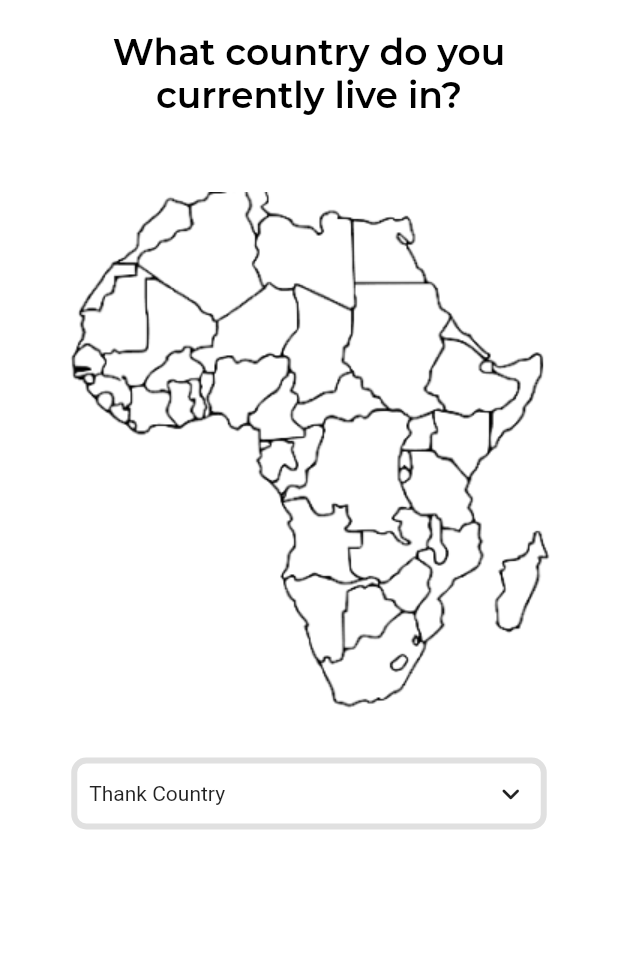
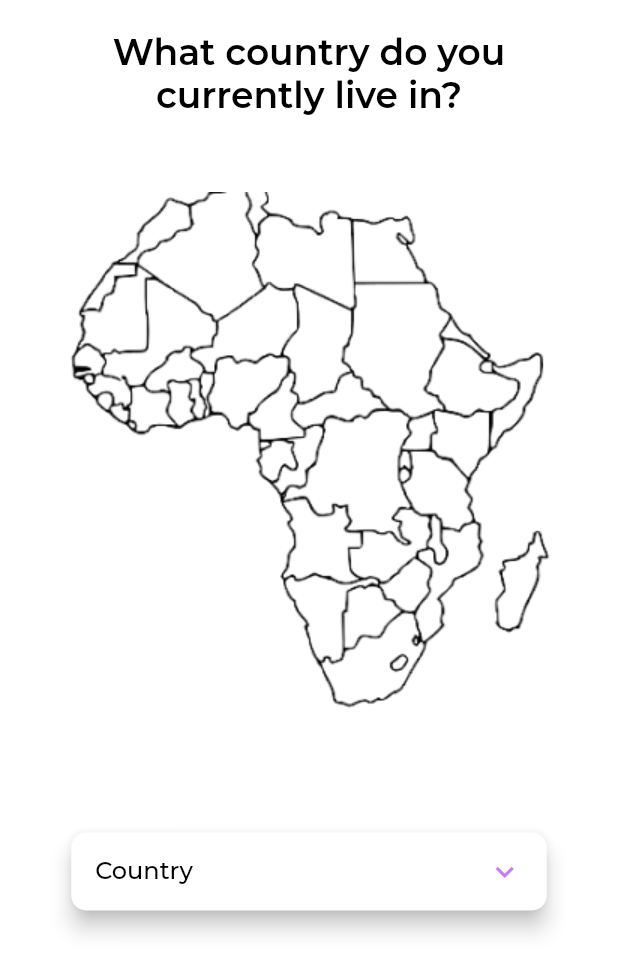
Before and after one commit to MaxTrent/immune_africa, a Flutter app: the CountryChoice screen opened directly, on a phone screen of 412 x 824 dp. Shown: the top 973 px of the screen. Run offline on Flutter 3.47's test engine with Material 2 defaults, Android fonts, the phone set to English and light mode, and no system bars; drawn by our look-alikes of csc_picker; our stand-ins replace country_picker, firebase_core, flutter_svg, google_fonts; accounts and stored records are empty.

Commit message:
new screens

```diff
--- a/lib/main.dart
+++ b/lib/main.dart
@@ -16,6 +16,7 @@ class MyApp extends StatelessWidget {
   @override
   Widget build(BuildContext context) {
     return MaterialApp(
+
       debugShowCheckedModeBanner: false,
       theme: appTheme.light,
       themeMode: ThemeMode.system,
--- a/lib/screens/country_choice.dart
+++ b/lib/screens/country_choice.dart
@@ -1,9 +1,18 @@
 import 'package:flutter/material.dart';
 import 'package:country_picker/country_picker.dart';
 import 'package:csc_picker/csc_picker.dart';
+import 'package:immune_africa/themes/appThemes.dart';
 
-class CountryChoice extends StatelessWidget {
-  const CountryChoice({super.key});
+class CountryChoice extends StatefulWidget {
+  CountryChoice({super.key});
+
+  @override
+  State<CountryChoice> createState() => _CountryChoiceState();
+}
+
+class _CountryChoiceState extends State<CountryChoice> {
+  String countryValue = '';
+  bool isCountrySelected = false;
 
   @override
   Widget build(BuildContext context) {
@@ -28,61 +37,8 @@ class CountryChoice extends StatelessWidget {
                   height: 50,
                 ),
                 Image.asset('assets/map.png'),
-              SizedBox(height: 20),
-              Expanded(
-                child: SizedBox(
-                  height: 52,
-                  width: 317,
-                  child: CSCPicker(
-                    showCities: false,
-                    showStates: false,
-                    onCountryChanged: (_){},
-                    countrySearchPlaceholder: "Country",
-                    countryDropdownLabel: "Thank Country",
-                    disabledDropdownDecoration: BoxDecoration(
-                        borderRadius: const BorderRadius.all(Radius.circular(10)),
-                        color: Colors.grey.shade300,
-                        border:
-                        Border.all(color: Colors.grey.shade300, width: 1)),
-                    dropdownDecoration: BoxDecoration(
-                        borderRadius: const BorderRadius.all(Radius.circular(10)),
-                        color: Colors.white,
-                        border:
-                        Border.all(color: Colors.grey.shade300, width: 4)),
-                  ),
-                ),
-              ),
-              //   TextFormField(
-              //     decoration: const InputDecoration(
-              //         labelText: 'Country',
-              //         suffixIcon: Icon(Icons.keyboard_arrow_down)),
-              //     onTap: () {
-              //       showCountryPicker(
-              //           context: context,
-              //           onSelect: (Country country) {
-              //             print('Select country: ${country.displayName}');
-              //           },
-              //           countryListTheme: CountryListThemeData(
-              //             // Optional. Sets the border radius for the bottomsheet.
-              //             borderRadius: const BorderRadius.only(
-              //               topLeft: Radius.circular(40.0),
-              //               topRight: Radius.circular(40.0),
-              //             ),
-              //             // Optional. Styles the search field.
-              //             inputDecoration: InputDecoration(
-              //               labelText: 'Search',
-              //               hintText: 'Start typing to search',
-              //               prefixIcon: const Icon(Icons.search),
-              //               border: OutlineInputBorder(
-              //                 borderSide: BorderSide(
-              //                   color: const Color(0xFF8C98A8).withOpacity(0.2),
-              //                 ),
-              //               ),
-              //             ),
-              //           ));
-              //     },
-              //     readOnly: true,
-              //   ),
+                const SizedBox(height: 70),
+                buildCountryPicker(context),
               ],
             ),
           ),
@@ -90,4 +46,76 @@ class CountryChoice extends StatelessWidget {
       ),
     );
   }
+
+  SizedBox buildCountryPicker(BuildContext context) {
+    return SizedBox(
+                height: 52,
+                width: 317,
+                child: ElevatedButton(
+                    style: ElevatedButton.styleFrom(
+                        enableFeedback: true,
+                        elevation: 6,
+                        // shadowColor: Colors.purple,
+                        backgroundColor: Colors.white,
+                        shape: RoundedRectangleBorder(
+                          borderRadius: BorderRadius.circular(10),
+                        )),
+                    onPressed: () {
+                      showCountryPicker(
+                          context: context,
+                          onSelect: (Country country) {
+                            setState(() {
+                              isCountrySelected = true;
+                              countryValue = country.name;
+                            });
+                            print('Select country: ${country.displayName}');
+                          },
+                          countryListTheme: CountryListThemeData(
+                            textStyle: Theme.of(context)
+                                .textTheme
+                                .headline1!
+                                .copyWith(color: Colors.black, fontSize: 18),
+                            flagSize: 0,
+                            borderRadius: BorderRadius.only(
+                              topLeft: Radius.circular(40.0),
+                              topRight: Radius.circular(40.0),
+                            ),
+                            // Optional. Styles the search field.
+                            inputDecoration: InputDecoration(
+                              labelText: 'Search Country',
+                              floatingLabelStyle: Theme.of(context).textTheme.headline1!.copyWith(color: primaryAppColor),
+                              hintText: 'Start typing to search',
+                              focusColor: primaryAppColor,
+                              focusedBorder: OutlineInputBorder(
+                                borderSide: BorderSide(
+                                  color: primaryAppColor,
+                                  width: 3
+                                ),
+                              ),
+                              border: OutlineInputBorder(
+                                borderSide: BorderSide(
+                                  color: primaryAppColor,
+                                ),
+                              ),
+                            ),
+                          ));
+                    },
+                    child: Row(
+                      mainAxisAlignment: MainAxisAlignment.spaceBetween,
+                      children: [
+                        Text(
+                          !isCountrySelected ? 'Country' : countryValue,
+                          style: Theme.of(context)
+                              .textTheme
+                              .headline1!
+                              .copyWith(color: Colors.black),
+                        ),
+                        const Icon(
+                          Icons.keyboard_arrow_down_sharp,
+                          color: primaryAppColor,
+                        )
+                      ],
+                    )),
+              );
+  }
 }
```
Also changed, not shown: lib/screens/phoneRegistration.dart (added, +10 -0 lines).
